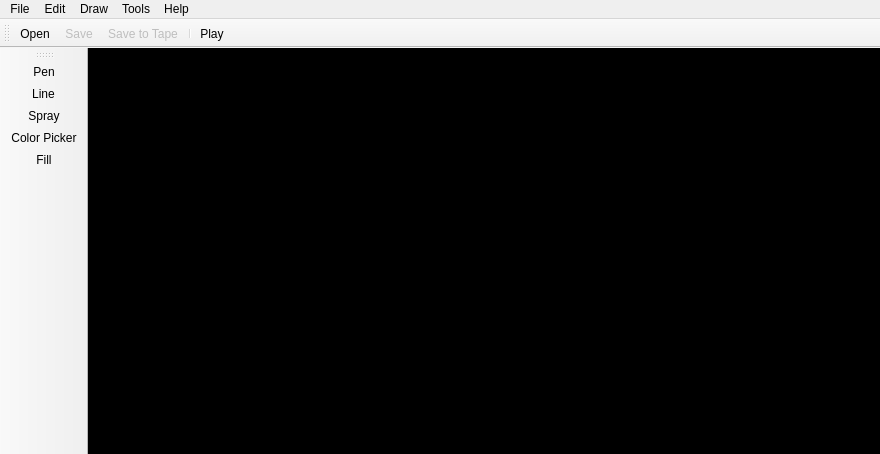
First picture: the form in PatternPaint/mainwindow.ui, repository Blinkinlabs/PatternPaint, before the edit.
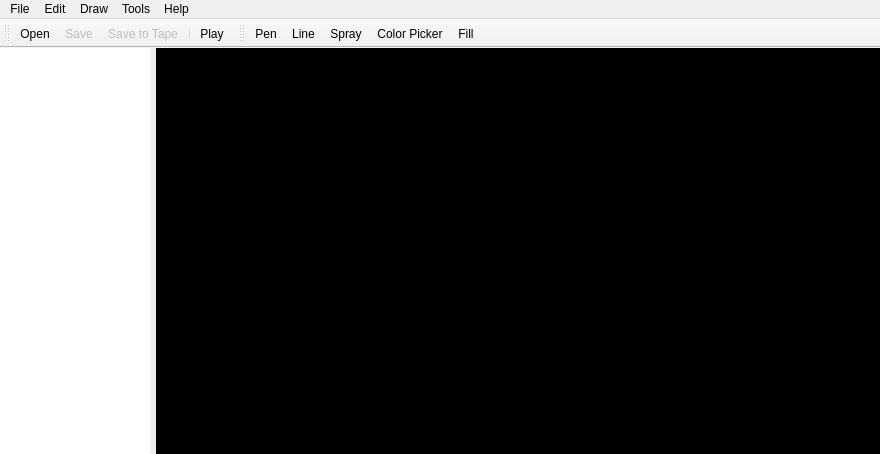
Second picture: the form after the edit. Icons and pictures are not drawn. Custom widgets are drawn as their Qt base class.

Commit message: Make a list at least

What changed in the file:
```diff
--- a/PatternPaint/mainwindow.ui
+++ b/PatternPaint/mainwindow.ui
@@ -52,8 +52,39 @@
      <number>0</number>
     </property>
     <item>
-     <layout class="QGridLayout" name="gridLayout">
-      <item row="0" column="0">
+     <layout class="QHBoxLayout" name="horizontalLayout_4">
+      <item>
+       <widget class="QListWidget" name="PatternCollection">
+        <property name="minimumSize">
+         <size>
+          <width>150</width>
+          <height>0</height>
+         </size>
+        </property>
+        <property name="maximumSize">
+         <size>
+          <width>150</width>
+          <height>16777215</height>
+         </size>
+        </property>
+        <property name="frameShape">
+         <enum>QFrame::NoFrame</enum>
+        </property>
+        <property name="frameShadow">
+         <enum>QFrame::Plain</enum>
+        </property>
+        <property name="lineWidth">
+         <number>0</number>
+        </property>
+        <property name="iconSize">
+         <size>
+          <width>100</width>
+          <height>0</height>
+         </size>
+        </property>
+       </widget>
+      </item>
+      <item>
        <widget class="LetterboxScrollArea" name="scrollArea">
         <property name="palette">
          <palette>
@@ -267,7 +298,7 @@
     <string>Drawing Tools</string>
    </property>
    <attribute name="toolBarArea">
-    <enum>LeftToolBarArea</enum>
+    <enum>TopToolBarArea</enum>
    </attribute>
    <attribute name="toolBarBreak">
     <bool>false</bool>
```
The commit also changes 4 other files.
